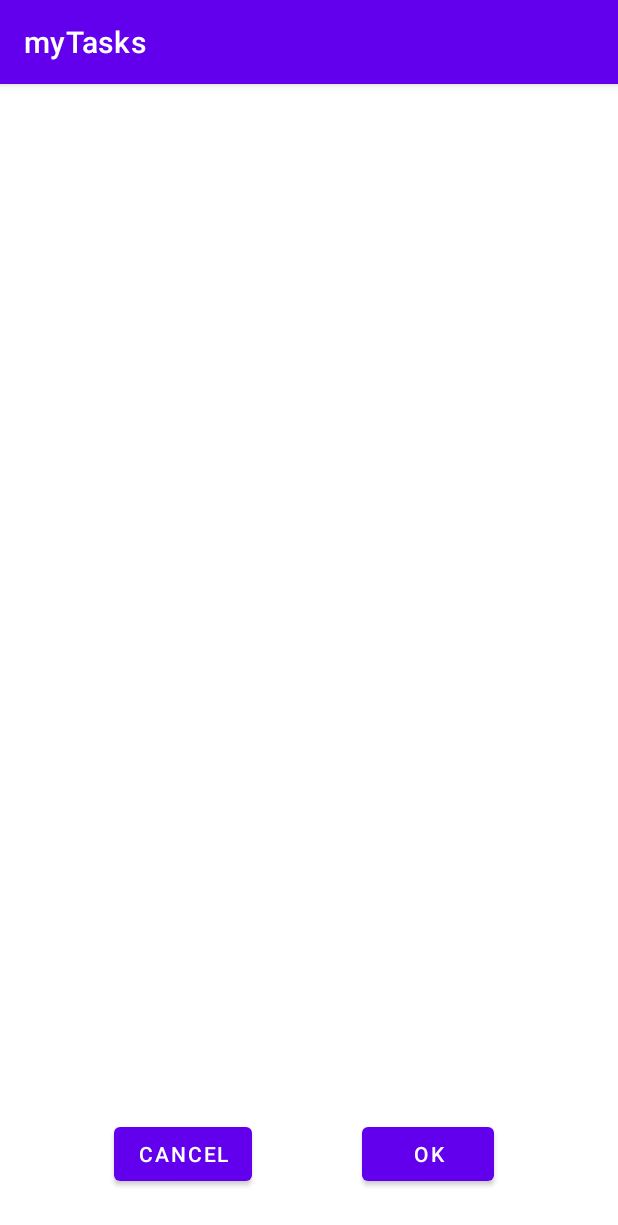
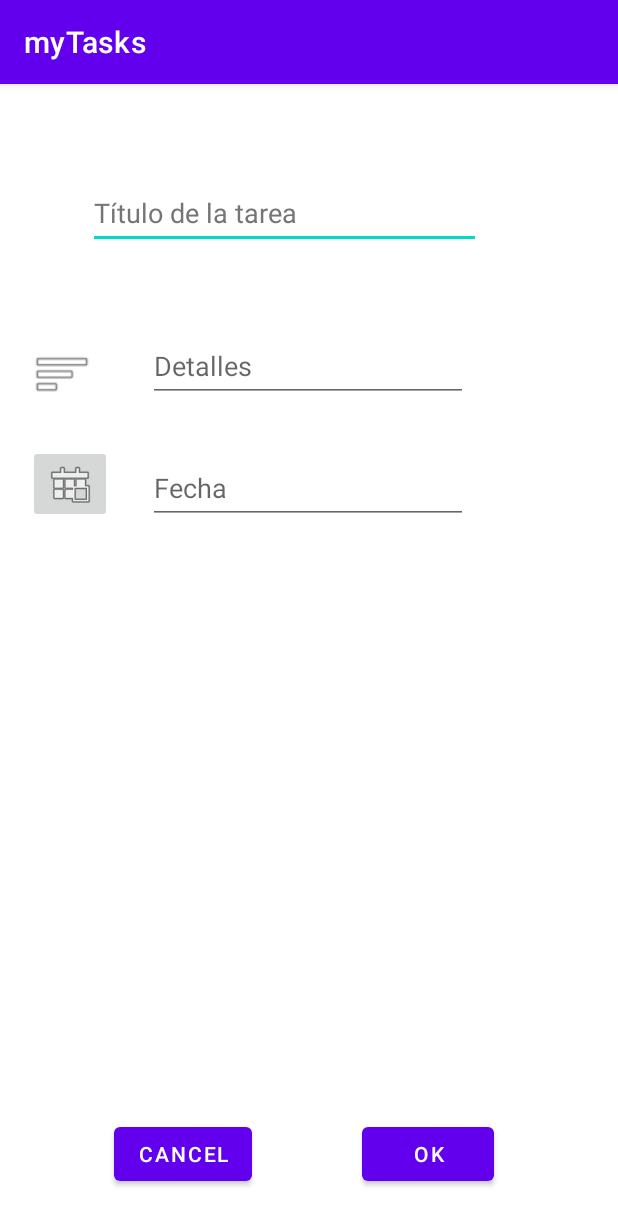
Before and after one commit to albertong98/myTasks, an Android app: the FormularioActivity screen opened directly, with no data from a screen before it, on a phone screen of 412 x 824 dp. Shown: the top 1225 px of the screen. Run offline under Robolectric (Android 15) with nearby library versions, the phone set to English and light mode, and no system bars.

Commit message:
Implementado activity de creacion de tareas

```diff
--- a/app/src/main/res/layout/activity_formulario.xml
+++ b/app/src/main/res/layout/activity_formulario.xml
@@ -31,4 +31,76 @@
         app:layout_constraintStart_toStartOf="parent"
         app:layout_constraintTop_toTopOf="parent"
         app:layout_constraintVertical_bias="0.957" />
+
+    <EditText
+        android:id="@+id/txtTituloTareaAñadir"
+        android:layout_width="262dp"
+        android:layout_height="48dp"
+        android:ems="10"
+        android:hint="@string/t_tulo_de_la_tarea"
+        android:textColorHint="#757575"
+        android:inputType="textPersonName"
+        android:minHeight="48dp"
+        app:layout_constraintBottom_toBottomOf="parent"
+        app:layout_constraintEnd_toEndOf="parent"
+        app:layout_constraintHorizontal_bias="0.389"
+        app:layout_constraintStart_toStartOf="parent"
+        app:layout_constraintTop_toTopOf="parent"
+        app:layout_constraintVertical_bias="0.086" />
+
+    <EditText
+        android:id="@+id/txtDetallesAñadir"
+        android:layout_width="wrap_content"
+        android:layout_height="wrap_content"
+        android:ems="10"
+        android:hint="@string/detalles"
+        android:inputType="textPersonName"
+        android:minHeight="48dp"
+        app:layout_constraintBottom_toBottomOf="parent"
+        app:layout_constraintEnd_toEndOf="parent"
+        app:layout_constraintHorizontal_bias="0.497"
+        app:layout_constraintStart_toStartOf="parent"
+        app:layout_constraintTop_toBottomOf="@+id/txtTituloTareaAñadir"
+        app:layout_constraintVertical_bias="0.089" />
+
+    <EditText
+        android:id="@+id/txtFecha"
+        android:layout_width="wrap_content"
+        android:layout_height="wrap_content"
+        android:ems="10"
+        android:hint="@string/txtFecha"
+        android:inputType="textPersonName"
+        android:minHeight="48dp"
+        app:layout_constraintBottom_toBottomOf="parent"
+        app:layout_constraintEnd_toEndOf="parent"
+        app:layout_constraintHorizontal_bias="0.497"
+        app:layout_constraintStart_toStartOf="parent"
+        app:layout_constraintTop_toBottomOf="@+id/txtDetallesAñadir"
+        app:layout_constraintVertical_bias="0.066" />
+
+    <ImageButton
+        android:id="@+id/imgBtnDate"
+        android:layout_width="wrap_content"
+        android:layout_height="wrap_content"
+        app:layout_constraintBottom_toBottomOf="parent"
+        app:layout_constraintEnd_toEndOf="parent"
+        app:layout_constraintHorizontal_bias="0.053"
+        app:layout_constraintStart_toStartOf="parent"
+        app:layout_constraintTop_toBottomOf="@+id/txtTituloTareaAñadir"
+        app:layout_constraintVertical_bias="0.216"
+        app:srcCompat="@android:drawable/ic_menu_today"
+        tools:ignore="SpeakableTextPresentCheck" />
+
+    <ImageView
+        android:id="@+id/imgDetalles"
+        android:layout_width="45dp"
+        android:layout_height="40dp"
+        app:layout_constraintBottom_toBottomOf="parent"
+        app:layout_constraintEnd_toEndOf="parent"
+        app:layout_constraintHorizontal_bias="0.051"
+        app:layout_constraintStart_toStartOf="parent"
+        app:layout_constraintTop_toBottomOf="@+id/txtTituloTareaAñadir"
+        app:layout_constraintVertical_bias="0.102"
+        app:srcCompat="@android:drawable/ic_menu_sort_by_size" />
+
 </androidx.constraintlayout.widget.ConstraintLayout>
--- a/app/src/main/res/values/strings.xml
+++ b/app/src/main/res/values/strings.xml
@@ -2,4 +2,8 @@
     <string name="app_name">myTasks</string>
     <string name="ok">OK</string>
     <string name="cancel">CANCEL</string>
+    <string name="detalles">Detalles</string>
+    <string name="t_tulo_de_la_tarea">Título de la tarea</string>
+    <string name="txtFecha">Fecha</string>
+    <string name="btnFecha">Fecha</string>
 </resources>
```
Also changed, not shown: app/src/main/java/com/uniovi/mytasks/FormularioActivity.java (+72 -0 lines).
